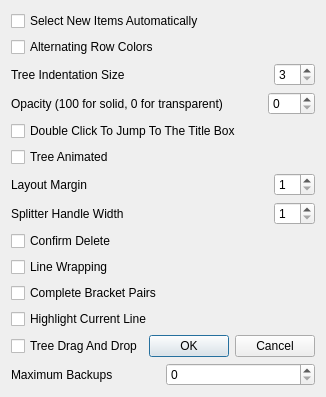
This is Dialogs/settingsdialog.ui in UnkindledTwo/TreeNotes as Qt 5 draws it before an edit. The edited form follows.
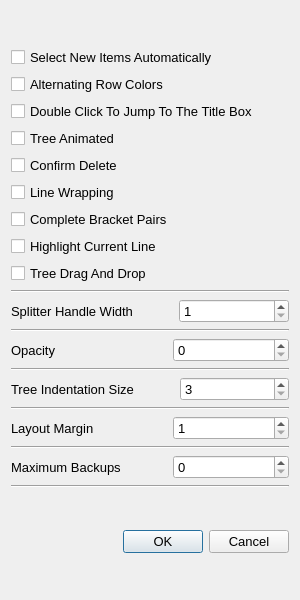
This is the edited form.

The edit to the form file:
```diff
--- a/Dialogs/settingsdialog.ui
+++ b/Dialogs/settingsdialog.ui
@@ -6,16 +6,28 @@
    <rect>
     <x>0</x>
     <y>0</y>
-    <width>315</width>
-    <height>373</height>
+    <width>300</width>
+    <height>600</height>
    </rect>
   </property>
+  <property name="minimumSize">
+   <size>
+    <width>0</width>
+    <height>0</height>
+   </size>
+  </property>
   <property name="maximumSize">
    <size>
-    <width>315</width>
-    <height>373</height>
+    <width>16777215</width>
+    <height>16777215</height>
    </size>
   </property>
+  <property name="font">
+   <font>
+    <family>Segoe UI</family>
+    <pointsize>10</pointsize>
+   </font>
+  </property>
   <property name="windowTitle">
    <string>Settings</string>
   </property>
@@ -23,8 +35,18 @@
    <bool>false</bool>
   </property>
   <layout class="QGridLayout" name="gridLayout">
+   <item row="2" column="0">
+    <widget class="QDialogButtonBox" name="buttonBox">
+     <property name="orientation">
+      <enum>Qt::Horizontal</enum>
+     </property>
+     <property name="standardButtons">
+      <set>QDialogButtonBox::Cancel|QDialogButtonBox::Ok</set>
+     </property>
+    </widget>
+   </item>
    <item row="0" column="0">
-    <layout class="QVBoxLayout" name="verticalLayout">
+    <layout class="QVBoxLayout" name="verticalLayout" stretch="1,1,1,1,1,1,1,1,0,0,0,0,0,0,0,0,0,0,0,0">
      <item>
       <widget class="QCheckBox" name="notetree_select_new_items">
        <property name="text">
@@ -39,74 +61,6 @@
        </property>
       </widget>
      </item>
-     <item>
-      <layout class="QHBoxLayout" name="horizontalLayout">
-       <item>
-        <widget class="QLabel" name="label">
-         <property name="text">
-          <string>Tree Indentation Size</string>
-         </property>
-        </widget>
-       </item>
-       <item>
-        <spacer name="horizontalSpacer">
-         <property name="orientation">
-          <enum>Qt::Horizontal</enum>
-         </property>
-         <property name="sizeHint" stdset="0">
-          <size>
-           <width>40</width>
-           <height>20</height>
-          </size>
-         </property>
-        </spacer>
-       </item>
-       <item>
-        <widget class="QSpinBox" name="notetree_indentation_size">
-         <property name="minimum">
-          <number>3</number>
-         </property>
-         <property name="maximum">
-          <number>50</number>
-         </property>
-        </widget>
-       </item>
-      </layout>
-     </item>
-     <item>
-      <layout class="QHBoxLayout" name="horizontalLayout_2">
-       <item>
-        <widget class="QLabel" name="label_2">
-         <property name="text">
-          <string>Opacity (100 for solid, 0 for transparent)</string>
-         </property>
-        </widget>
-       </item>
-       <item>
-        <spacer name="horizontalSpacer_2">
-         <property name="orientation">
-          <enum>Qt::Horizontal</enum>
-         </property>
-         <property name="sizeHint" stdset="0">
-          <size>
-           <width>40</width>
-           <height>20</height>
-          </size>
-         </property>
-        </spacer>
-       </item>
-       <item>
-        <widget class="QSpinBox" name="opacity">
-         <property name="maximum">
-          <number>100</number>
-         </property>
-         <property name="singleStep">
-          <number>10</number>
-         </property>
-        </widget>
-       </item>
-      </layout>
-     </item>
      <item>
       <widget class="QCheckBox" name="double_click_to_edit">
        <property name="text">
@@ -121,68 +75,6 @@
        </property>
       </widget>
      </item>
-     <item>
-      <layout class="QHBoxLayout" name="horizontalLayout_3">
-       <item>
-        <widget class="QLabel" name="label_3">
-         <property name="text">
-          <string>Layout Margin</string>
-         </property>
-        </widget>
-       </item>
-       <item>
-        <spacer name="horizontalSpacer_3">
-         <property name="orientation">
-          <enum>Qt::Horizontal</enum>
-         </property>
-         <property name="sizeHint" stdset="0">
-          <size>
-           <width>40</width>
-           <height>20</height>
-          </size>
-         </property>
-        </spacer>
-       </item>
-       <item>
-        <widget class="QSpinBox" name="layout_margin">
-         <property name="minimum">
-          <number>1</number>
-         </property>
-        </widget>
-       </item>
-      </layout>
-     </item>
-     <item>
-      <layout class="QHBoxLayout" name="horizontalLayout_4">
-       <item>
-        <widget class="QLabel" name="label_4">
-         <property name="text">
-          <string>Splitter Handle Width</string>
-         </property>
-        </widget>
-       </item>
-       <item>
-        <spacer name="horizontalSpacer_4">
-         <property name="orientation">
-          <enum>Qt::Horizontal</enum>
-         </property>
-         <property name="sizeHint" stdset="0">
-          <size>
-           <width>40</width>
-           <height>20</height>
-          </size>
-         </property>
-        </spacer>
-       </item>
-       <item>
-        <widget class="QSpinBox" name="splitter_handle_width">
-         <property name="minimum">
-          <number>1</number>
-         </property>
-        </widget>
-       </item>
-      </layout>
-     </item>
      <item>
       <widget class="QCheckBox" name="confirm_delete">
        <property name="text">
@@ -212,35 +104,274 @@
       </widget>
      </item>
      <item>
-      <layout class="QHBoxLayout" name="horizontalLayout_5">
+      <widget class="QCheckBox" name="notetree_drag_drop">
+       <property name="text">
+        <string>Tree Drag And Drop</string>
+       </property>
+      </widget>
+     </item>
+     <item>
+      <widget class="Line" name="line_5">
+       <property name="orientation">
+        <enum>Qt::Horizontal</enum>
+       </property>
+      </widget>
+     </item>
+     <item>
+      <layout class="QHBoxLayout" name="horizontalLayout_4" stretch="1,3,1">
        <item>
-        <widget class="QCheckBox" name="notetree_drag_drop">
+        <widget class="QLabel" name="label_4">
+         <property name="minimumSize">
+          <size>
+           <width>0</width>
+           <height>0</height>
+          </size>
+         </property>
+         <property name="maximumSize">
+          <size>
+           <width>16777215</width>
+           <height>16777215</height>
+          </size>
+         </property>
          <property name="text">
-          <string>Tree Drag And Drop</string>
+          <string>Splitter Handle Width</string>
          </property>
         </widget>
        </item>
        <item>
-        <widget class="QDialogButtonBox" name="buttonBox">
+        <spacer name="horizontalSpacer_4">
          <property name="orientation">
           <enum>Qt::Horizontal</enum>
          </property>
-         <property name="standardButtons">
-          <set>QDialogButtonBox::Cancel|QDialogButtonBox::Ok</set>
+         <property name="sizeType">
+          <enum>QSizePolicy::Maximum</enum>
          </property>
+         <property name="sizeHint" stdset="0">
+          <size>
+           <width>40</width>
+           <height>20</height>
+          </size>
+         </property>
+        </spacer>
+       </item>
+       <item>
+        <widget class="QSpinBox" name="splitter_handle_width">
+         <property name="minimum">
+          <number>1</number>
+         </property>
         </widget>
        </item>
       </layout>
      </item>
      <item>
-      <layout class="QHBoxLayout" name="horizontalLayout_6">
+      <widget class="Line" name="line">
+       <property name="orientation">
+        <enum>Qt::Horizontal</enum>
+       </property>
+      </widget>
+     </item>
+     <item>
+      <layout class="QHBoxLayout" name="horizontalLayout_2" stretch="1,3,1">
+       <item>
+        <widget class="QLabel" name="label_2">
+         <property name="minimumSize">
+          <size>
+           <width>0</width>
+           <height>0</height>
+          </size>
+         </property>
+         <property name="maximumSize">
+          <size>
+           <width>16777215</width>
+           <height>16777215</height>
+          </size>
+         </property>
+         <property name="text">
+          <string>Opacity</string>
+         </property>
+        </widget>
+       </item>
+       <item>
+        <spacer name="horizontalSpacer_2">
+         <property name="orientation">
+          <enum>Qt::Horizontal</enum>
+         </property>
+         <property name="sizeType">
+          <enum>QSizePolicy::Maximum</enum>
+         </property>
+         <property name="sizeHint" stdset="0">
+          <size>
+           <width>40</width>
+           <height>20</height>
+          </size>
+         </property>
+        </spacer>
+       </item>
+       <item>
+        <widget class="QSpinBox" name="opacity">
+         <property name="maximum">
+          <number>100</number>
+         </property>
+         <property name="singleStep">
+          <number>10</number>
+         </property>
+        </widget>
+       </item>
+      </layout>
+     </item>
+     <item>
+      <widget class="Line" name="line_2">
+       <property name="orientation">
+        <enum>Qt::Horizontal</enum>
+       </property>
+      </widget>
+     </item>
+     <item>
+      <layout class="QHBoxLayout" name="horizontalLayout" stretch="1,3,1">
+       <item>
+        <widget class="QLabel" name="label">
+         <property name="minimumSize">
+          <size>
+           <width>0</width>
+           <height>0</height>
+          </size>
+         </property>
+         <property name="maximumSize">
+          <size>
+           <width>16777215</width>
+           <height>16777215</height>
+          </size>
+         </property>
+         <property name="text">
+          <string>Tree Indentation Size</string>
+         </property>
+        </widget>
+       </item>
+       <item>
+        <spacer name="horizontalSpacer">
+         <property name="orientation">
+          <enum>Qt::Horizontal</enum>
+         </property>
+         <property name="sizeType">
+          <enum>QSizePolicy::Maximum</enum>
+         </property>
+         <property name="sizeHint" stdset="0">
+          <size>
+           <width>40</width>
+           <height>20</height>
+          </size>
+         </property>
+        </spacer>
+       </item>
+       <item>
+        <widget class="QSpinBox" name="notetree_indentation_size">
+         <property name="minimum">
+          <number>3</number>
+         </property>
+         <property name="maximum">
+          <number>50</number>
+         </property>
+        </widget>
+       </item>
+      </layout>
+     </item>
+     <item>
+      <widget class="Line" name="line_3">
+       <property name="orientation">
+        <enum>Qt::Horizontal</enum>
+       </property>
+      </widget>
+     </item>
+     <item>
+      <layout class="QHBoxLayout" name="horizontalLayout_3" stretch="1,3,1">
+       <item>
+        <widget class="QLabel" name="label_3">
+         <property name="minimumSize">
+          <size>
+           <width>0</width>
+           <height>0</height>
+          </size>
+         </property>
+         <property name="maximumSize">
+          <size>
+           <width>16777215</width>
+           <height>16777215</height>
+          </size>
+         </property>
+         <property name="text">
+          <string>Layout Margin</string>
+         </property>
+        </widget>
+       </item>
+       <item>
+        <spacer name="horizontalSpacer_3">
+         <property name="orientation">
+          <enum>Qt::Horizontal</enum>
+         </property>
+         <property name="sizeType">
+          <enum>QSizePolicy::Maximum</enum>
+         </property>
+         <property name="sizeHint" stdset="0">
+          <size>
+           <width>40</width>
+           <height>20</height>
+          </size>
+         </property>
+        </spacer>
+       </item>
+       <item>
+        <widget class="QSpinBox" name="layout_margin">
+         <property name="minimum">
+          <number>1</number>
+         </property>
+        </widget>
+       </item>
+      </layout>
+     </item>
+     <item>
+      <widget class="Line" name="line_4">
+       <property name="orientation">
+        <enum>Qt::Horizontal</enum>
+       </property>
+      </widget>
+     </item>
+     <item>
+      <layout class="QHBoxLayout" name="horizontalLayout_6" stretch="1,3,1">
        <item>
         <widget class="QLabel" name="label_5">
+         <property name="minimumSize">
+          <size>
+           <width>0</width>
+           <height>0</height>
+          </size>
+         </property>
+         <property name="maximumSize">
+          <size>
+           <width>16777215</width>
+           <height>16777215</height>
+          </size>
+         </property>
          <property name="text">
           <string>Maximum Backups</string>
          </property>
         </widget>
        </item>
+       <item>
+        <spacer name="horizontalSpacer_5">
+         <property name="orientation">
+          <enum>Qt::Horizontal</enum>
+         </property>
+         <property name="sizeType">
+          <enum>QSizePolicy::Maximum</enum>
+         </property>
+         <property name="sizeHint" stdset="0">
+          <size>
+           <width>40</width>
+           <height>20</height>
+          </size>
+         </property>
+        </spacer>
+       </item>
        <item>
         <widget class="QSpinBox" name="maximum_backups">
          <property name="maximum">
@@ -250,6 +381,13 @@
        </item>
       </layout>
      </item>
+     <item>
+      <widget class="Line" name="line_6">
+       <property name="orientation">
+        <enum>Qt::Horizontal</enum>
+       </property>
+      </widget>
+     </item>
     </layout>
    </item>
   </layout>
```
